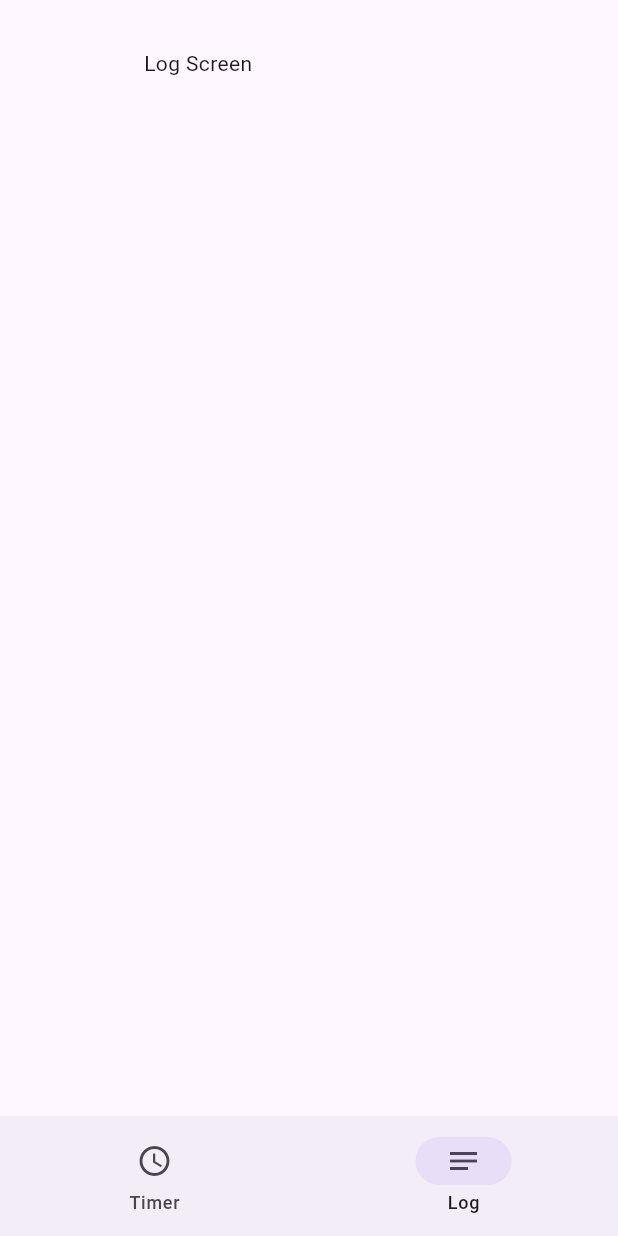
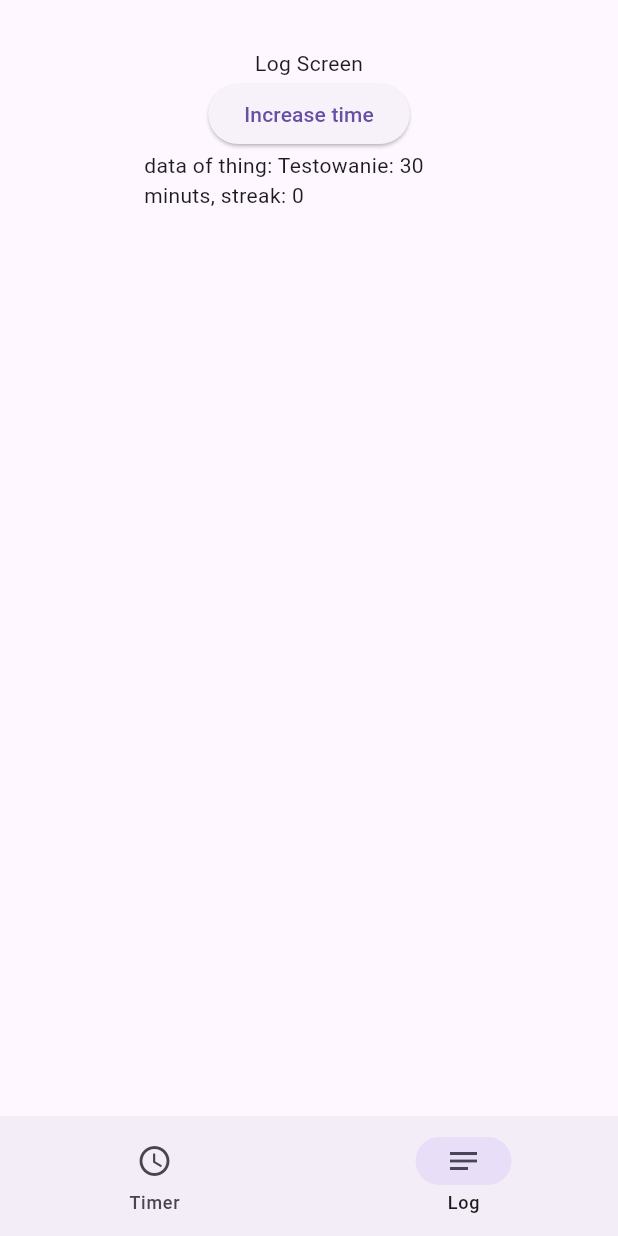
Before and after one commit to strawfervor/PomoSlice, a Flutter app: the screen it shows after launch, item 2 of the bottom bar chosen, on a phone screen of 412 x 824 dp. Run offline on Flutter 3.47's test engine with Material 3 defaults, Android fonts, the phone set to English and light mode, and no system bars; our stand-ins replace audioplayers, vibration; missing offline and left inert: tostore.

Commit message:
created task class

```diff
--- /dev/null
+++ b/lib/data/task.dart
@@ -0,0 +1,38 @@
+class Task {
+  Task(this.taskName, this.taskTime);
+
+  final String taskName;
+  int taskTime;
+  int streak = 0;
+  DateTime lastDone = DateTime.now();
+
+  void checkStreak() {
+    if (DateTime.now() == lastDone) {
+      streak += 1;
+    }
+  }
+
+  void updateTaskTime(int time) {
+    taskTime += time;
+  }
+
+  int getTaskTime(){
+    return taskTime;
+  }
+
+  int getStreak(){
+    return streak;
+  }
+
+  String getName(){
+    return taskName;
+  }
+
+  String getLastDone(){
+    return lastDone.toString();
+  }
+
+  String getDetails(){
+    return '$taskName: $taskTime minuts, streak: $streak';
+  }
+}
--- a/lib/log_screen.dart
+++ b/lib/log_screen.dart
@@ -1,6 +1,7 @@
 import 'package:flutter/material.dart';
+import 'package:pomoslice/data/task.dart';
 
-class LogScreen extends StatefulWidget{
+class LogScreen extends StatefulWidget {
   const LogScreen({super.key});
 
   @override
@@ -8,8 +9,21 @@ class LogScreen extends StatefulWidget{
 }
 
 class _LogScreenState extends State<LogScreen> {
+  Task t1 = Task('Testowanie', 30);
+
+  void taskManipulator() {
+    setState(() {
+      t1.updateTaskTime(10);
+    });
+  }
+
   @override
   Widget build(context) {
-    return Text("Log Screen");
+    String taskT1 = t1.getDetails();
+    return Column(children: [
+      Text("Log Screen"),
+      ElevatedButton(onPressed: taskManipulator, child: Text("Increase time")),
+      Text('data of thing: $taskT1'),
+    ]);
   }
 }
--- a/pubspec.yaml
+++ b/pubspec.yaml
@@ -28,6 +28,7 @@ environment:
 # the latest version available on pub.dev. To see which dependencies have newer
 # versions available, run `flutter pub outdated`.
 dependencies:
+  tostore: ^2.2.2
   vibration: ^3.1.3
   audioplayers: ^6.5.1
   flutter:
```
Also changed, not shown: lib/data/data_provider.dart (added, +22 -0 lines).
